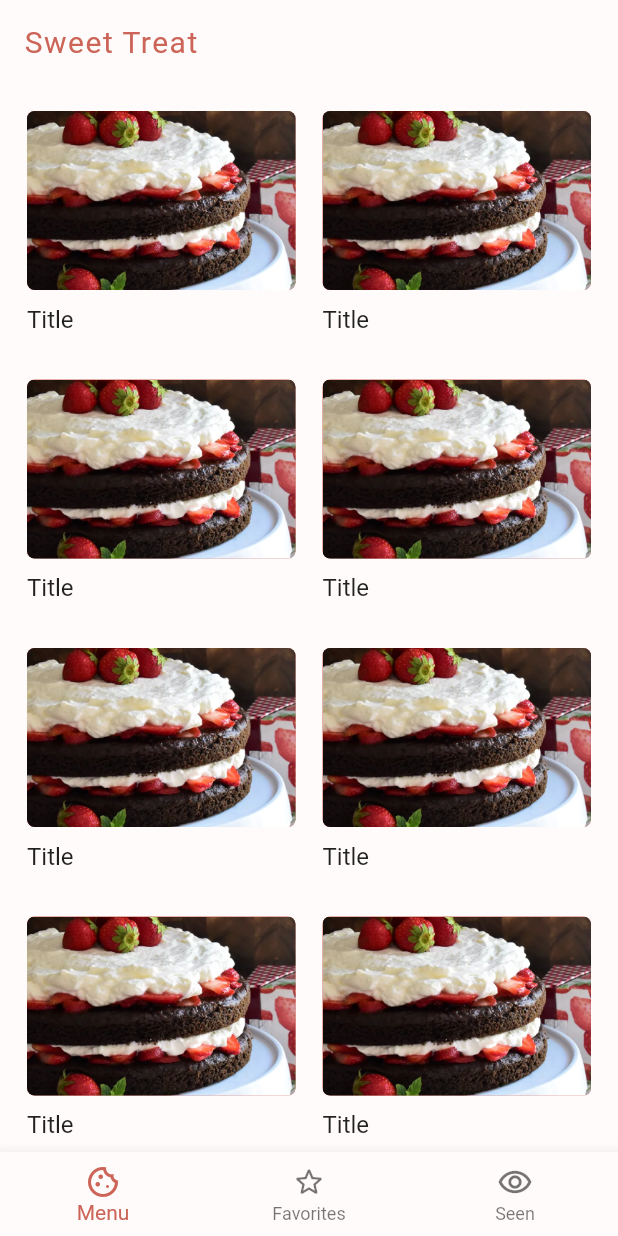
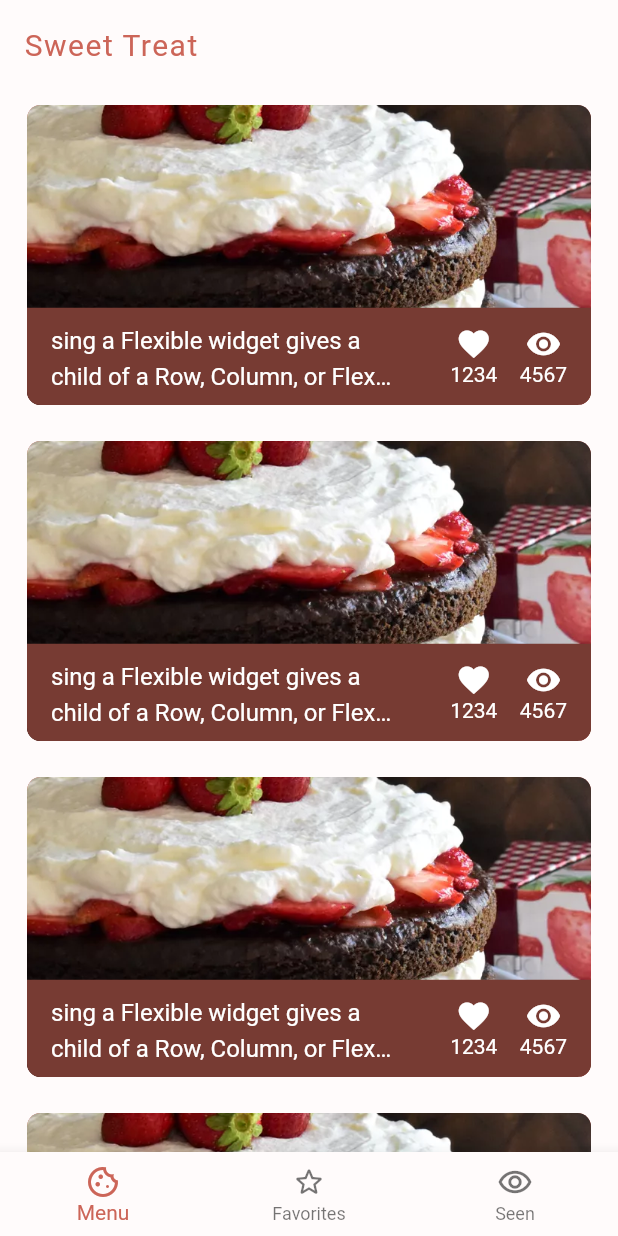
Before and after one commit to sweeetlatte/flutter-sweet-treat, a Flutter app: the screen it shows after launch, on a phone screen of 412 x 824 dp. Run offline on Flutter 3.47's test engine with Material 2 defaults, Android fonts, the phone set to English and light mode, and no system bars.

Commit message:
feat: UI category

```diff
--- a/lib/config/const.dart
+++ b/lib/config/const.dart
@@ -1,15 +1,16 @@
 import 'package:flutter/material.dart';
 
 const stPrimary = Color(0xFFCC6558);
+const stPrimaryVariant = Color(0xff773b33);
 const stBackground = Color(0xffFFFBFB);
 const stNeutral1 = Colors.white;
 
+const stBackgroundwOpacity = Color.fromRGBO(255, 251, 251, 0);
+
 const sizeIconButton = 24.0;
 
-const styleTitleBlack = TextStyle(
-  fontSize: 16,
-  fontWeight: FontWeight.w400,
-);
+const styleTitleBlack =
+    TextStyle(fontSize: 16, fontWeight: FontWeight.w400, height: 1.5);
 const styleTitlePrimary = TextStyle(
   color: stPrimary,
   fontSize: 16,
--- a/lib/pages/home/home_body.dart
+++ b/lib/pages/home/home_body.dart
@@ -7,7 +7,7 @@ class HomeBody extends StatelessWidget {
   @override
   Widget build(BuildContext context) {
     return GridView.builder(
-      padding: const EdgeInsets.all(18),
+      padding: EdgeInsets.fromLTRB(18, 10, 18, 18),
       gridDelegate: const SliverGridDelegateWithFixedCrossAxisCount(
         crossAxisCount: 2,
         crossAxisSpacing: 18,
--- a/lib/pages/home/widgets/category.dart
+++ b/lib/pages/home/widgets/category.dart
@@ -0,0 +1,87 @@
+import 'package:flutter/material.dart';
+import 'package:sweettreat/config/const.dart';
+
+class CategoryPage extends StatelessWidget {
+  const CategoryPage({super.key});
+
+  @override
+  Widget build(BuildContext context) {
+    return ListView.separated(
+      padding: const EdgeInsets.fromLTRB(18, 10, 18, 18),
+      itemCount: 10,
+      separatorBuilder: (BuildContext context, int index) {
+        return const SizedBox(
+          height: 24,
+        );
+      },
+      itemBuilder: (BuildContext context, int index) {
+        return Container(
+          decoration: BoxDecoration(
+            borderRadius: BorderRadius.circular(9),
+            color: stPrimary,
+          ),
+          width: double.infinity,
+          height: 200,
+          child: GridTile(
+            footer: ClipRRect(
+              borderRadius:
+                  const BorderRadius.vertical(bottom: Radius.circular(9)),
+              child: Container(
+                height: 65,
+                alignment: Alignment.center,
+                color: stPrimaryVariant,
+                child: GridTileBar(
+                  backgroundColor: stBackgroundwOpacity,
+                  title: Row(
+                    mainAxisAlignment: MainAxisAlignment.spaceBetween,
+                    crossAxisAlignment: CrossAxisAlignment.center,
+                    children: [
+                      const Flexible(
+                          flex: 4,
+                          child: Text(
+                            'sing a Flexible widget gives a child of a Row, Column, or Flex the flexibility to expand to fill the available space in the main a',
+                            maxLines: 2,
+                            style: styleTitleBlack,
+                          )),
+                      Flexible(
+                          flex: 2,
+                          child: Row(
+                            mainAxisAlignment: MainAxisAlignment.end,
+                            children: [
+                              Padding(
+                                padding: const EdgeInsets.only(right: 15),
+                                child: Column(
+                                  mainAxisAlignment: MainAxisAlignment.center,
+                                  children: const [
+                                    Icon(Icons.favorite),
+                                    Text('1234'),
+                                  ],
+                                ),
+                              ),
+                              Column(
+                                mainAxisAlignment: MainAxisAlignment.center,
+                                children: const [
+                                  Icon(Icons.remove_red_eye),
+                                  Text('4567'),
+                                ],
+                              ),
+                            ],
+                          )),
+                    ],
+                  ),
+                ),
+              ),
+            ),
+            child: ClipRRect(
+              borderRadius: BorderRadius.circular(9),
+              child: Image.asset(
+                'assets/images/chocolate-strawberry-shortcake.webp',
+                fit: BoxFit.cover,
+              ),
+            ),
+          ),
+        );
+      },
+    );
+  }
+}
--- a/lib/pages/index.dart
+++ b/lib/pages/index.dart
@@ -2,10 +2,11 @@ import 'package:flutter/material.dart';
 import 'package:sweettreat/config/const.dart';
 import 'package:sweettreat/pages/favorites/favorites_body.dart';
 import 'package:sweettreat/pages/home/home_body.dart';
+import 'package:sweettreat/pages/home/widgets/category.dart';
 import 'package:sweettreat/pages/seen/seen_body.dart';
 
 class MyApp extends StatefulWidget {
-  MyApp({super.key});
+  const MyApp({super.key});
 
   @override
   State<MyApp> createState() => _MyAppState();
@@ -14,7 +15,8 @@ class MyApp extends StatefulWidget {
 class _MyAppState extends State<MyApp> {
   int _selectedIndex = 0;
   static const List<Widget> _widgetOptions = <Widget>[
-    HomeBody(),
+    // HomeBody(),
+    CategoryPage(),
     FavoritesBody(),
     SeenBody(),
   ];
@@ -30,6 +32,7 @@ class _MyAppState extends State<MyApp> {
   Widget build(BuildContext context) {
     return Scaffold(
       appBar: AppBar(
+        toolbarHeight: 60,
         title: const Text(
           'Sweet Treat',
           style: TextStyle(
```
